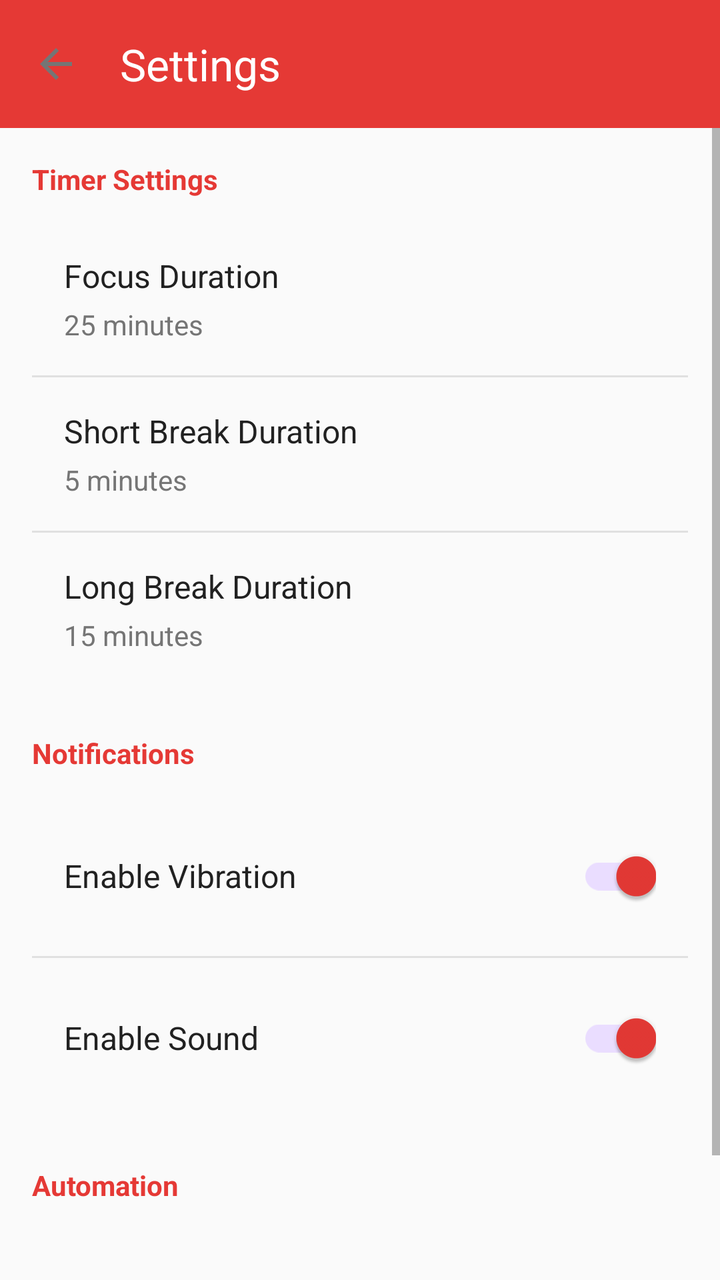
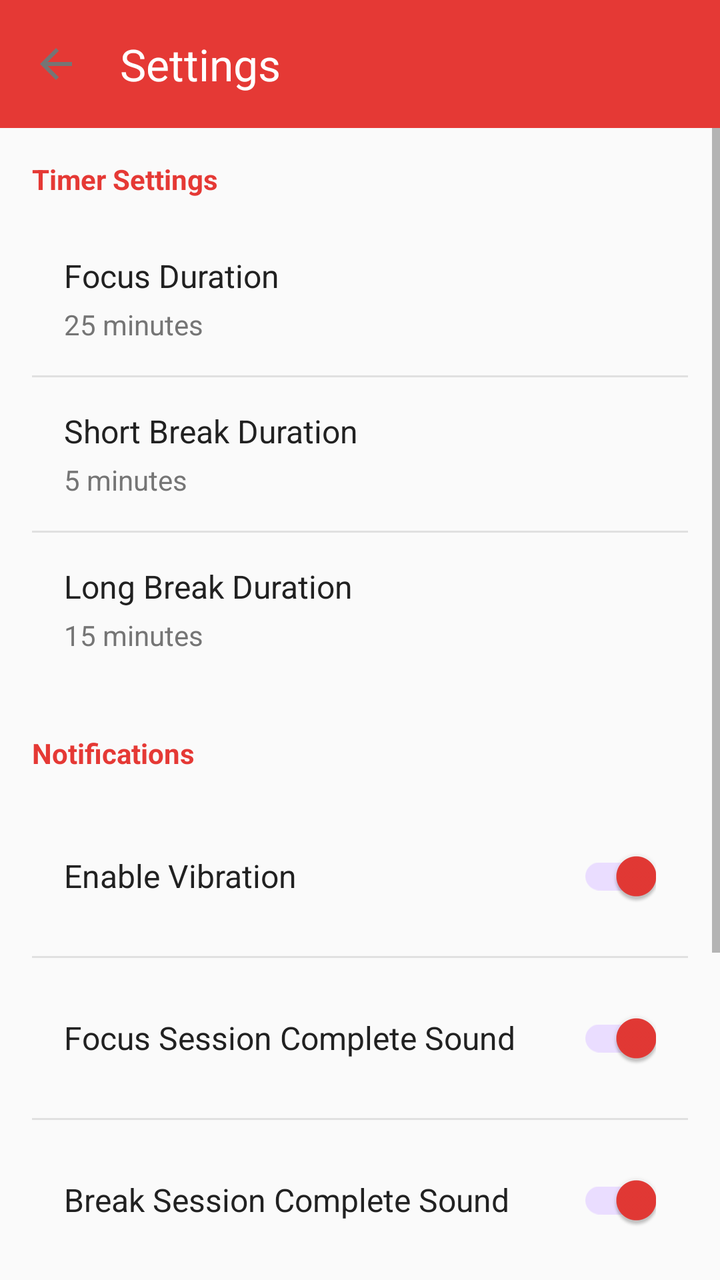

An Android layout rendered at two revisions. The XML below is the earlier revision; the diff shows what the commit changed to produce the second picture.
<!-- AndroidManifest.xml: application theme Theme.Pomodoro -->
<!-- res/layout/activity_settings.xml -->
<?xml version="1.0" encoding="utf-8"?>
<androidx.constraintlayout.widget.ConstraintLayout xmlns:android="http://schemas.android.com/apk/res/android"
    xmlns:app="http://schemas.android.com/apk/res-auto"
    android:layout_width="match_parent"
    android:layout_height="match_parent"
    android:background="@color/background">

    <com.google.android.material.appbar.MaterialToolbar
        android:id="@+id/toolbar"
        android:layout_width="match_parent"
        android:layout_height="?attr/actionBarSize"
        android:background="@color/primary"
        app:title="@string/settings"
        app:titleTextColor="@color/white"
        app:navigationIcon="@drawable/ic_back"
        app:layout_constraintTop_toTopOf="parent" />

    <ScrollView
        android:layout_width="match_parent"
        android:layout_height="0dp"
        app:layout_constraintTop_toBottomOf="@id/toolbar"
        app:layout_constraintBottom_toBottomOf="parent">

        <LinearLayout
            android:layout_width="match_parent"
            android:layout_height="wrap_content"
            android:orientation="vertical"
            android:padding="16dp">

            <TextView
                android:layout_width="wrap_content"
                android:layout_height="wrap_content"
                android:text="Timer Settings"
                android:textSize="14sp"
                android:textStyle="bold"
                android:textColor="@color/primary"
                android:layout_marginBottom="12dp" />

            <LinearLayout
                android:id="@+id/llFocusDuration"
                android:layout_width="match_parent"
                android:layout_height="wrap_content"
                android:orientation="vertical"
                android:padding="16dp"
                android:background="?attr/selectableItemBackground"
                android:clickable="true"
                android:focusable="true">

                <TextView
                    android:layout_width="wrap_content"
                    android:layout_height="wrap_content"
                    android:text="@string/focus_duration"
                    android:textSize="16sp"
                    android:textColor="@color/text_primary" />

                <TextView
                    android:id="@+id/tvFocusDuration"
                    android:layout_width="wrap_content"
                    android:layout_height="wrap_content"
                    android:text="25 minutes"
                    android:textSize="14sp"
                    android:textColor="@color/text_secondary"
                    android:layout_marginTop="4dp" />

            </LinearLayout>

            <View
                android:layout_width="match_parent"
                android:layout_height="1dp"
                android:background="@color/progress_background" />

            <LinearLayout
                android:id="@+id/llShortBreak"
                android:layout_width="match_parent"
                android:layout_height="wrap_content"
                android:orientation="vertical"
                android:padding="16dp"
                android:background="?attr/selectableItemBackground"
                android:clickable="true"
                android:focusable="true">

                <TextView
                    android:layout_width="wrap_content"
                    android:layout_height="wrap_content"
                    android:text="@string/short_break_duration"
                    android:textSize="16sp"
                    android:textColor="@color/text_primary" />

                <TextView
                    android:id="@+id/tvShortBreak"
                    android:layout_width="wrap_content"
                    android:layout_height="wrap_content"
                    android:text="5 minutes"
                    android:textSize="14sp"
                    android:textColor="@color/text_secondary"
                    android:layout_marginTop="4dp" />

            </LinearLayout>

            <View
                android:layout_width="match_parent"
                android:layout_height="1dp"
                android:background="@color/progress_background" />

            <LinearLayout
                android:id="@+id/llLongBreak"
                android:layout_width="match_parent"
                android:layout_height="wrap_content"
                android:orientation="vertical"
                android:padding="16dp"
                android:background="?attr/selectableItemBackground"
                android:clickable="true"
                android:focusable="true">

                <TextView
                    android:layout_width="wrap_content"
                    android:layout_height="wrap_content"
                    android:text="@string/long_break_duration"
                    android:textSize="16sp"
                    android:textColor="@color/text_primary" />

                <TextView
                    android:id="@+id/tvLongBreak"
                    android:layout_width="wrap_content"
                    android:layout_height="wrap_content"
                    android:text="15 minutes"
                    android:textSize="14sp"
                    android:textColor="@color/text_secondary"
                    android:layout_marginTop="4dp" />

            </LinearLayout>

            <TextView
                android:layout_width="wrap_content"
                android:layout_height="wrap_content"
                android:text="Notifications"
                android:textSize="14sp"
                android:textStyle="bold"
                android:textColor="@color/primary"
                android:layout_marginTop="24dp"
                android:layout_marginBottom="12dp" />

            <LinearLayout
                android:layout_width="match_parent"
                android:layout_height="wrap_content"
                android:orientation="horizontal"
                android:padding="16dp"
                android:gravity="center_vertical">

                <TextView
                    android:layout_width="0dp"
                    android:layout_height="wrap_content"
                    android:layout_weight="1"
                    android:text="@string/enable_vibration"
                    android:textSize="16sp"
                    android:textColor="@color/text_primary" />

                <com.google.android.material.switchmaterial.SwitchMaterial
                    android:id="@+id/switchVibration"
                    android:layout_width="wrap_content"
                    android:layout_height="wrap_content"
                    android:checked="true" />

            </LinearLayout>

            <View
                android:layout_width="match_parent"
                android:layout_height="1dp"
                android:background="@color/progress_background" />

            <LinearLayout
                android:layout_width="match_parent"
                android:layout_height="wrap_content"
                android:orientation="horizontal"
                android:padding="16dp"
                android:gravity="center_vertical">

                <TextView
                    android:layout_width="0dp"
                    android:layout_height="wrap_content"
                    android:layout_weight="1"
                    android:text="@string/enable_sound"
                    android:textSize="16sp"
                    android:textColor="@color/text_primary" />

                <com.google.android.material.switchmaterial.SwitchMaterial
                    android:id="@+id/switchSound"
                    android:layout_width="wrap_content"
                    android:layout_height="wrap_content"
                    android:checked="true" />

            </LinearLayout>

            <TextView
                android:layout_width="wrap_content"
                android:layout_height="wrap_content"
                android:text="Automation"
                android:textSize="14sp"
                android:textStyle="bold"
                android:textColor="@color/primary"
                android:layout_marginTop="24dp"
                android:layout_marginBottom="12dp" />

            <LinearLayout
                android:layout_width="match_parent"
                android:layout_height="wrap_content"
                android:orientation="horizontal"
                android:padding="16dp"
                android:gravity="center_vertical">

                <TextView
                    android:layout_width="0dp"
                    android:layout_height="wrap_content"
                    android:layout_weight="1"
                    android:text="@string/auto_start_next"
                    android:textSize="16sp"
                    android:textColor="@color/text_primary" />

                <com.google.android.material.switchmaterial.SwitchMaterial
                    android:id="@+id/switchAutoStart"
                    android:layout_width="wrap_content"
                    android:layout_height="wrap_content"
                    android:checked="false" />

            </LinearLayout>

        </LinearLayout>

    </ScrollView>

</androidx.constraintlayout.widget.ConstraintLayout>
<!-- resources referenced by this layout -->
<resources>
  <color name="background">#FAFAFA</color>
  <color name="primary">#E53935</color>
  <color name="progress_background">#E0E0E0</color>
  <color name="text_primary">#212121</color>
  <color name="text_secondary">#757575</color>
  <color name="white">#FFFFFFFF</color>
  <!-- drawable ic_back (drawable) -->
  <vector xmlns:android="http://schemas.android.com/apk/res/android"
      android:width="24dp"
      android:height="24dp"
      android:viewportWidth="24"
      android:viewportHeight="24"
      android:tint="?attr/colorControlNormal"
      android:autoMirrored="true">
      <path
          android:fillColor="@android:color/white"
          android:pathData="M20,11H7.83l5.59,-5.59L12,4l-8,8 8,8 1.41,-1.41L7.83,13H20v-2z"/>
  </vector>
  <string name="auto_start_next">Auto-start Next Session</string>
  <string name="enable_sound">Enable Sound</string>
  <string name="enable_vibration">Enable Vibration</string>
  <string name="focus_duration">Focus Duration</string>
  <string name="long_break_duration">Long Break Duration</string>
  <string name="settings">Settings</string>
  <string name="short_break_duration">Short Break Duration</string>
  <style name="Theme.Pomodoro" parent="Base.Theme.Pomodoro" />
  <style name="Base.Theme.Pomodoro" parent="Theme.Material3.Light.NoActionBar">
          <item name="colorPrimary">@color/primary</item>
          <item name="colorPrimaryVariant">@color/primary_dark</item>
          <item name="colorSecondary">@color/secondary</item>
          <item name="colorAccent">@color/accent</item>
          <item name="android:statusBarColor">@color/primary</item>
          <item name="android:navigationBarColor">@color/white</item>
          <item name="android:windowLightStatusBar">false</item>
          <item name="android:textColorPrimary">@color/text_primary</item>
          <item name="android:textColorSecondary">@color/text_secondary</item>
      </style>
  <color name="primary_dark">#C62828</color>
  <color name="secondary">#43A047</color>
  <color name="accent">#FFA726</color>
</resources>

<!-- the commit's change to res/layout/activity_settings.xml (unified diff, before → after) -->
@@ -179,15 +179,76 @@
                     android:layout_width="0dp"
                     android:layout_height="wrap_content"
                     android:layout_weight="1"
-                    android:text="@string/enable_sound"
-                    android:textSize="16sp"
-                    android:textColor="@color/text_primary" />
-
-                <com.google.android.material.switchmaterial.SwitchMaterial
-                    android:id="@+id/switchSound"
+                    android:text="@string/enable_focus_sound"
+                    android:textSize="16sp"
+                    android:textColor="@color/text_primary" />
+
+                <com.google.android.material.switchmaterial.SwitchMaterial
+                    android:id="@+id/switchFocusSound"
                     android:layout_width="wrap_content"
                     android:layout_height="wrap_content"
                     android:checked="true" />
+
+            </LinearLayout>
+
+            <View
+                android:layout_width="match_parent"
+                android:layout_height="1dp"
+                android:background="@color/progress_background" />
+
+            <LinearLayout
+                android:layout_width="match_parent"
+                android:layout_height="wrap_content"
+                android:orientation="horizontal"
+                android:padding="16dp"
+                android:gravity="center_vertical">
+
+                <TextView
+                    android:layout_width="0dp"
+                    android:layout_height="wrap_content"
+                    android:layout_weight="1"
+                    android:text="@string/enable_break_sound"
+                    android:textSize="16sp"
+                    android:textColor="@color/text_primary" />
+
+                <com.google.android.material.switchmaterial.SwitchMaterial
+                    android:id="@+id/switchBreakSound"
+                    android:layout_width="wrap_content"
+                    android:layout_height="wrap_content"
+                    android:checked="true" />
+
+            </LinearLayout>
+
+            <View
+                android:layout_width="match_parent"
+                android:layout_height="1dp"
+                android:background="@color/progress_background" />
+
+            <LinearLayout
+                android:id="@+id/llNotificationSound"
+                android:layout_width="match_parent"
+                android:layout_height="wrap_content"
+                android:orientation="vertical"
+                android:padding="16dp"
+                android:background="?attr/selectableItemBackground"
+                android:clickable="true"
+                android:focusable="true">
+
+                <TextView
+                    android:layout_width="wrap_content"
+                    android:layout_height="wrap_content"
+                    android:text="@string/notification_sound"
+                    android:textSize="16sp"
+                    android:textColor="@color/text_primary" />
+
+                <TextView
+                    android:id="@+id/tvNotificationSound"
+                    android:layout_width="wrap_content"
+                    android:layout_height="wrap_content"
+                    android:text="Default notification sound"
+                    android:textSize="14sp"
+                    android:textColor="@color/text_secondary"
+                    android:layout_marginTop="4dp" />
 
             </LinearLayout>
 
<!-- resource entries referenced after the edit -->
@@ -19,10 +19,12 @@
           android:pathData="M20,11H7.83l5.59,-5.59L12,4l-8,8 8,8 1.41,-1.41L7.83,13H20v-2z"/>
   </vector>
   <string name="auto_start_next">Auto-start Next Session</string>
-  <string name="enable_sound">Enable Sound</string>
+  <string name="enable_break_sound">Break Session Complete Sound</string>
+  <string name="enable_focus_sound">Focus Session Complete Sound</string>
   <string name="enable_vibration">Enable Vibration</string>
   <string name="focus_duration">Focus Duration</string>
   <string name="long_break_duration">Long Break Duration</string>
+  <string name="notification_sound">Notification Sound</string>
   <string name="settings">Settings</string>
   <string name="short_break_duration">Short Break Duration</string>
   <style name="Theme.Pomodoro" parent="Base.Theme.Pomodoro" />
